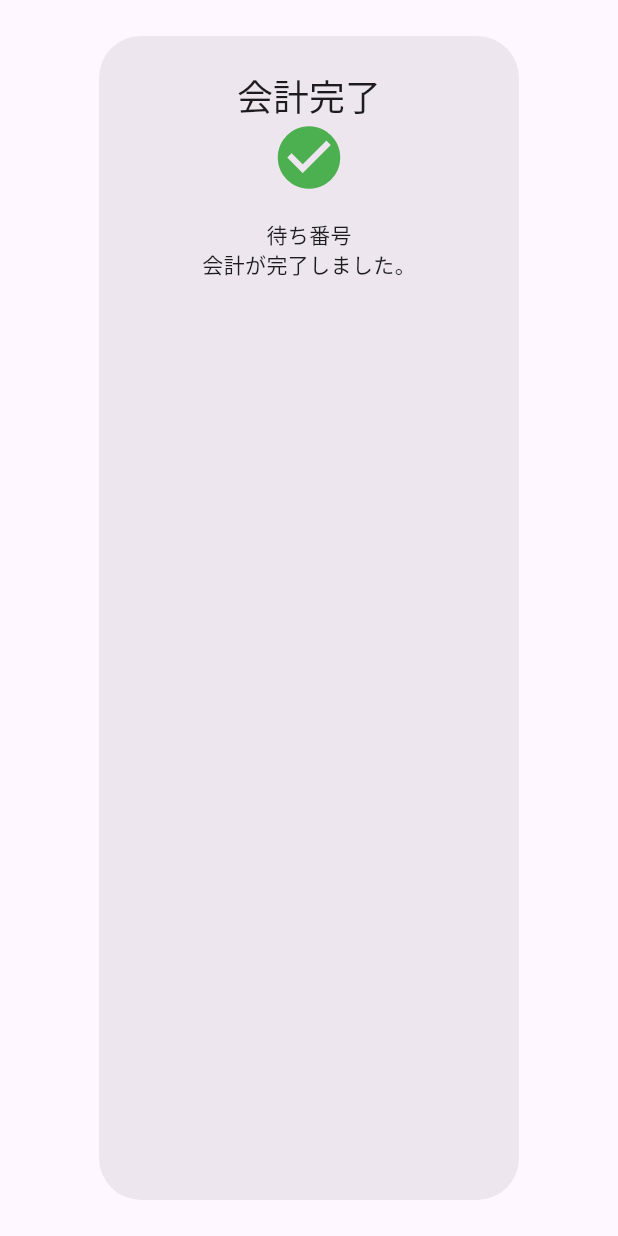
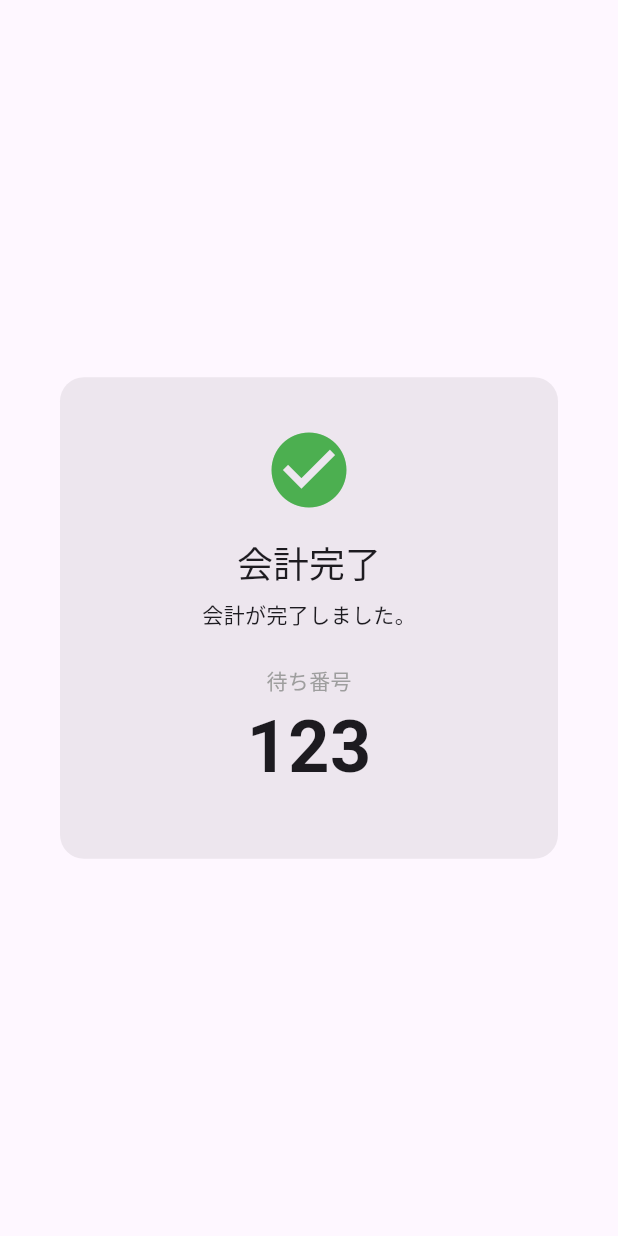
Before and after one commit to ht325ver0/k3register, a Flutter app: the AutoClosingSuccessDialog widget shown alone on an empty page, opened directly, on a phone screen of 412 x 824 dp. Run offline on Flutter 3.47's test engine with Material 3 defaults, Android fonts, the phone set to English and light mode, and no system bars; our stand-ins replace flutter_dotenv, flutter_riverpod, freezed_annotation, riverpod_annotation, supabase_flutter; accounts and stored records are empty; generated files the repository leaves out were written again.

Commit message:
ダイアログデザイン修正

```diff
--- a/lib/component/auto_closing_success_dialog.dart
+++ b/lib/component/auto_closing_success_dialog.dart
@@ -23,20 +23,29 @@ class _AutoClosingSuccessDialogState extends State<AutoClosingSuccessDialog> {
 
   @override
   Widget build(BuildContext context) {
-    return const AlertDialog(
-      title: Column(
-        children: [
-          Text('会計完了'),
-          Icon(Icons.check_circle, color: Colors.green, size:50),
-          SizedBox(width: 8),
-        ],
-      ),
-      content:
-      Column(
-        children: [
-          Text('待ち番号'),
-          Text('会計が完了しました。'),
-        ],
+    // AlertDialogのコンテンツをSizedBoxで囲み、サイズを指定する
+    return AlertDialog(
+      // shapeで角を丸くすると、よりモダンな見た目になります
+      shape: RoundedRectangleBorder(borderRadius: BorderRadius.circular(16)),
+      // titleとcontentを一つのColumnにまとめる
+      content: SizedBox(
+        width: 300, // ダイアログの幅を指定
+        child: Column(
+          mainAxisSize: MainAxisSize.min, // Columnの高さをコンテンツに合わせる
+          children: [
+            const SizedBox(height: 16),
+            const Icon(Icons.check_circle, color: Colors.green, size: 60),
+            const SizedBox(height: 16),
+            Text('会計完了', style: Theme.of(context).textTheme.headlineSmall),
+            const SizedBox(height: 8),
+            const Text('会計が完了しました。'),
+            const SizedBox(height: 24),
+            const Text('待ち番号', style: TextStyle(color: Colors.grey)),
+            // TODO: ここに実際の待ち番号を表示する
+            const Text('123', style: TextStyle(fontSize: 48, fontWeight: FontWeight.bold)),
+            const SizedBox(height: 16),
+          ],
+        ),
       ),
     );
   }
```
